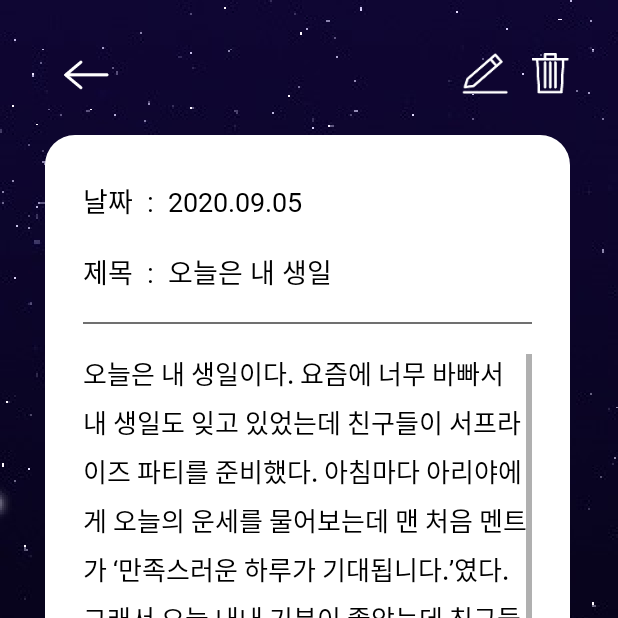
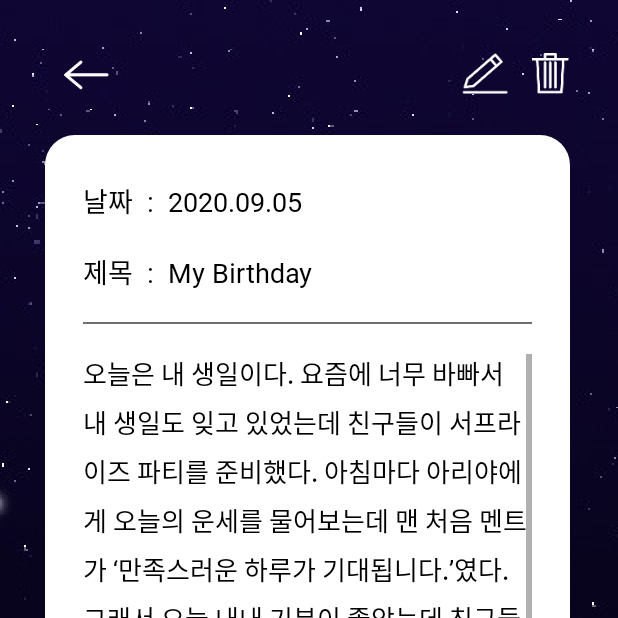
Before and after one commit to ChoSounhyung/MyLittleStarDiary, an Android app: the DiaryDetailActivity screen opened directly, with no data from a screen before it, on a phone screen of 412 x 824 dp, the top half of it. Run offline under Robolectric (Android 15) with nearby library versions, the phone set to English and light mode, and no system bars.

Commit message:
더미데이터 수정

```diff
--- a/app/src/main/res/layout/activity_diary_detail.xml
+++ b/app/src/main/res/layout/activity_diary_detail.xml
@@ -107,7 +107,7 @@
                         android:layout_width="match_parent"
                         android:layout_height="wrap_content"
                         android:background="@null"
-                        android:text="오늘은 내 생일"
+                        android:text="My Birthday"
                         android:fontFamily="@font/main_font_regular"
                         android:textSize="18sp"
                         android:textColor="@color/black" />
```
